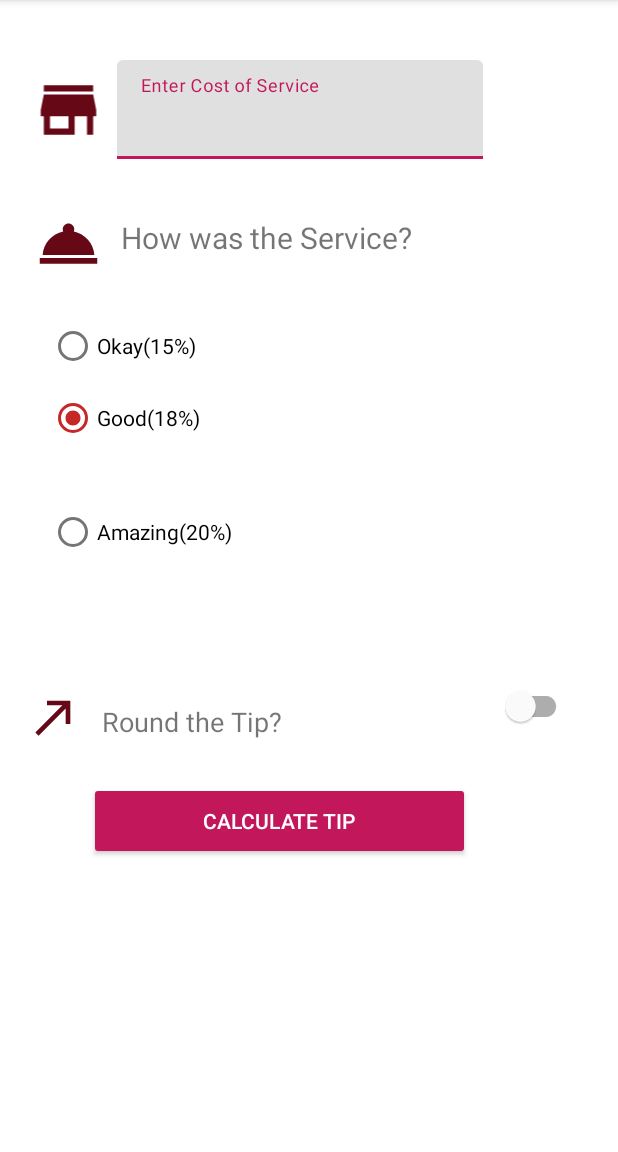
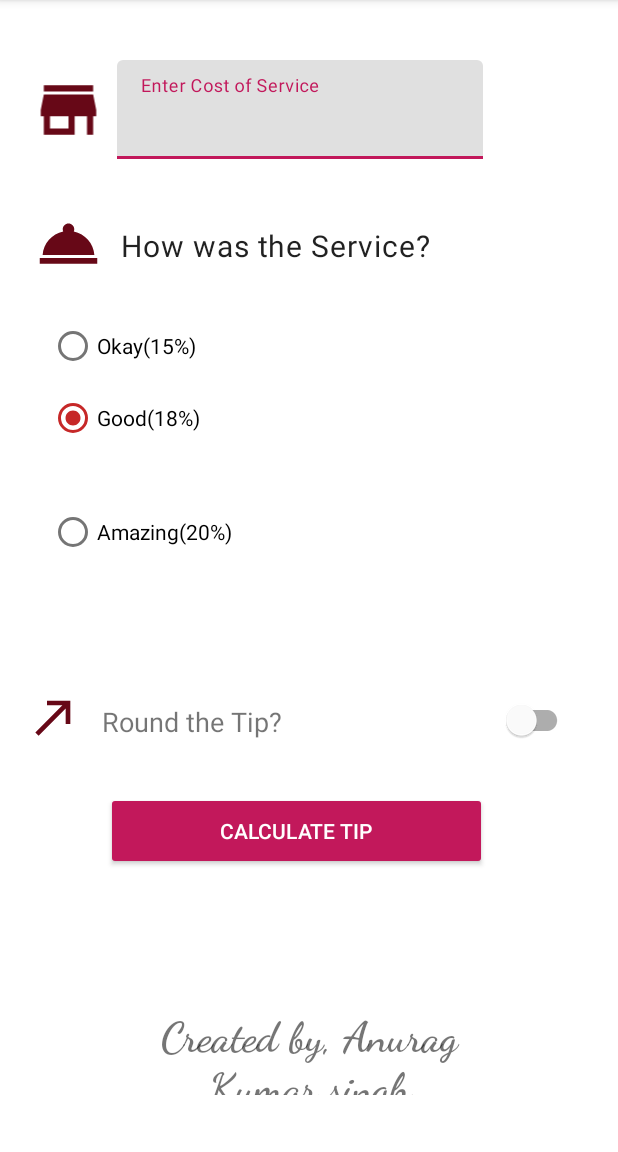
Before and after one commit to anurag-bit/GstXcalc, an Android app: the screen it shows after launch (MainActivity), on a phone screen of 412 x 824 dp, the part 84-1236 px from its top. Run offline under Robolectric (Android 15) with nearby library versions, the phone set to English and light mode, and no system bars.

Commit message:
finalised  stuff

```diff
--- a/app/src/main/res/layout/activity_main.xml
+++ b/app/src/main/res/layout/activity_main.xml
@@ -38,6 +38,7 @@
 
     <TextView
         android:id="@+id/service_quality"
+        style="@style/Widget.Tippy.TextView."
         android:layout_width="232dp"
         android:layout_height="38dp"
         android:text="@string/how_was_the_service"
@@ -94,16 +95,16 @@
 
     <com.google.android.material.switchmaterial.SwitchMaterial
         android:id="@+id/approxi_switch"
-        android:layout_width="wrap_content"
-        android:layout_height="wrap_content"
+        android:layout_width="48dp"
+        android:layout_height="49dp"
         android:minWidth="48dp"
         android:minHeight="48dp"
         app:layout_constraintBottom_toBottomOf="parent"
         app:layout_constraintEnd_toEndOf="parent"
-        app:layout_constraintHorizontal_bias="0.881"
+        app:layout_constraintHorizontal_bias="0.887"
         app:layout_constraintStart_toEndOf="@+id/round_off"
         app:layout_constraintTop_toTopOf="parent"
-        app:layout_constraintVertical_bias="0.626" />
+        app:layout_constraintVertical_bias="0.64" />
 
     <TextView
         android:id="@+id/round_off"
@@ -127,17 +128,17 @@
         android:textColor="@color/primaryTextColor"
         app:layout_constraintBottom_toBottomOf="parent"
         app:layout_constraintEnd_toEndOf="parent"
-        app:layout_constraintHorizontal_bias="0.343"
+        app:layout_constraintHorizontal_bias="0.433"
         app:layout_constraintStart_toStartOf="parent"
         app:layout_constraintTop_toBottomOf="@+id/approxi_switch"
-        app:layout_constraintVertical_bias="0.13" />
+        app:layout_constraintVertical_bias="0.12" />
 
     <TextView
         android:id="@+id/tip_result"
         android:layout_width="wrap_content"
         android:layout_height="wrap_content"
-        android:layout_marginTop="48dp"
-        android:layout_marginEnd="140dp"
+        android:layout_marginTop="44dp"
+        android:layout_marginEnd="112dp"
         android:textSize="20sp"
         android:textStyle="bold"
         app:layout_constraintEnd_toEndOf="parent"
@@ -184,4 +185,18 @@
         app:layout_constraintVertical_bias="0.586"
         app:srcCompat="@drawable/ic_baseline_call_made_24" />
 
+    <TextView
+        android:id="@+id/textView"
+        android:layout_width="245dp"
+        android:layout_height="56dp"
+        android:fontFamily="cursive"
+        android:text="@string/credit"
+        android:textAlignment="center"
+        android:textSize="28sp"
+        android:textStyle="bold"
+        app:layout_constraintBottom_toBottomOf="parent"
+        app:layout_constraintEnd_toEndOf="parent"
+        app:layout_constraintStart_toStartOf="parent"
+        app:layout_constraintTop_toBottomOf="@+id/tip_result" />
+
 </androidx.constraintlayout.widget.ConstraintLayout>
--- a/app/src/main/res/values/strings.xml
+++ b/app/src/main/res/values/strings.xml
@@ -10,4 +10,5 @@
     <string name="tip_amount">Tip Amount: %s</string>
     <string name="none" />
     <string name="icon">icon</string>
+    <string name="credit">Created by, Anurag Kumar singh</string>
 </resources>
--- /dev/null
+++ b/app/src/main/res/values/styles.xml
@@ -0,0 +1,9 @@
+<?xml version="1.0" encoding="utf-8"?>
+<resources>
+    <style name="Widget.Tippy.TextView." parent="Widget.MaterialComponents.TextView">
+        <item name="android:minHeight">48dp</item>
+        <item name="android:gravity">center_vertical</item>
+        <item name="android:textAppearance">?attr/textAppearanceBody1</item>
+    </style>
+
+</resources>
```
Also changed, not shown: 2 other files.
